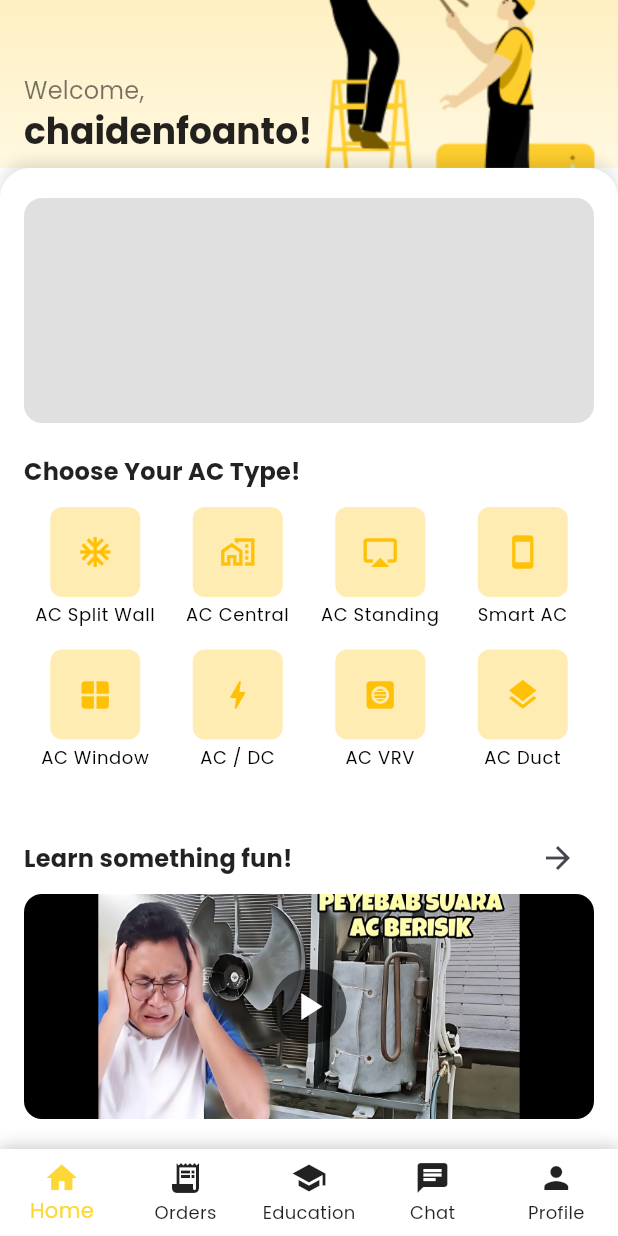
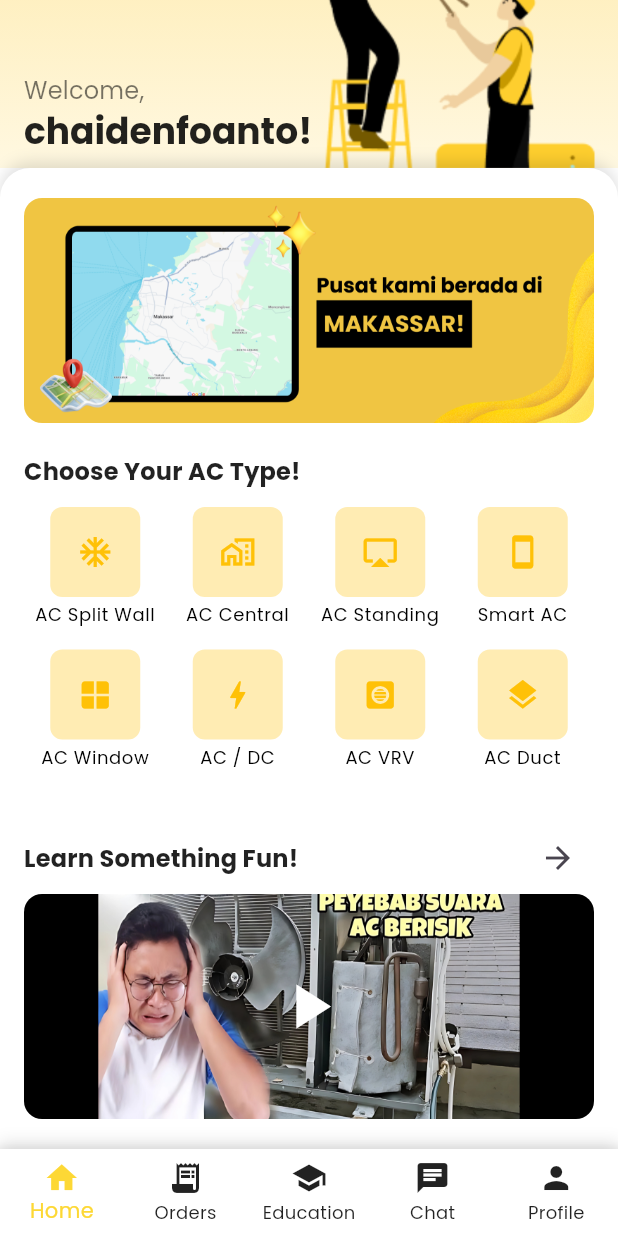
Before and after one commit to chaidenfoanto/Group-3_Bantu.In_FRONTEND, a Flutter app: the DashboardScreen screen opened by its route, scrolled down 108 dp, on a phone screen of 412 x 824 dp. Run offline on Flutter 3.47's test engine with Material 3 defaults, Android fonts, the light colour scheme and no system bars; drawn by our look-alikes of carousel_slider; our stand-ins replace google_fonts, lottie, shared_preferences; accounts and stored records are empty.

Commit message:
adding carousel to dashboard

```diff
--- a/lib/dashboard.dart
+++ b/lib/dashboard.dart
@@ -1,6 +1,7 @@
 import 'package:flutter/material.dart';
 import 'package:front_end/widgets/navbar.dart' as navbar;
 import 'package:url_launcher/url_launcher.dart';
+import 'package:carousel_slider/carousel_slider.dart';
 
 class DashboardScreen extends StatefulWidget {
   const DashboardScreen({super.key});
@@ -68,7 +69,7 @@
                   crossAxisAlignment: CrossAxisAlignment.start,
                   children: [
                     const SizedBox(height: 20),
-                    _buildEducationContainer(),
+                    _buildCarouselContainer(),
                     const SizedBox(height: 20),
                     _buildAcSelection(context),
                     const SizedBox(height: 20),
@@ -151,12 +152,34 @@
     );
   }
 
-  Widget _buildEducationContainer() {
+  Widget _buildCarouselContainer() {
+    final List<String> imgList = [
+      'assets/images/Carousel-1.png',
+      'assets/images/Carousel-2.png',
+    ];
+
     return Container(
       height: 150,
-      decoration: BoxDecoration(
-        borderRadius: BorderRadius.circular(12),
-        color: Colors.grey.shade300,
+      child: CarouselSlider(
+        options: CarouselOptions(
+          height: 150,
+          autoPlay: true,
+          autoPlayInterval: Duration(seconds: 3),
+          autoPlayAnimationDuration: Duration(milliseconds: 800),
+          enlargeCenterPage: true,
+          aspectRatio: 2.0,
+          viewportFraction: 1.0,
+        ),
+        items: imgList
+            .map((item) => ClipRRect(
+                  borderRadius: BorderRadius.circular(12),
+                  child: Image.asset(
+                    item,
+                    fit: BoxFit.cover,
+                    width: double.infinity,
+                  ),
+                ))
+            .toList(),
       ),
     );
   }
@@ -168,7 +191,7 @@
           mainAxisAlignment: MainAxisAlignment.spaceBetween,
           children: [
             Text(
-              'Learn something fun!',
+              'Learn Something Fun!',
               style: Theme.of(context).textTheme.titleMedium?.copyWith(
                     fontWeight: FontWeight.bold,
                     color: Colors.black87,
@@ -205,14 +228,10 @@
               Container(
                 height: 50,
                 width: 50,
-                decoration: BoxDecoration(
-                  color: Colors.black54,
-                  shape: BoxShape.circle,
-                ),
                 child: const Icon(
                   Icons.play_arrow,
                   color: Colors.white,
-                  size: 30,
+                  size: 50,
                 ),
               ),
             ],
--- a/pubspec.yaml
+++ b/pubspec.yaml
@@ -39,6 +39,7 @@
   # Use with the CupertinoIcons class for iOS style icons.
   cupertino_icons: ^1.0.8
   url_launcher: ^6.3.1
+  carousel_slider: ^5.0.0
 
 dev_dependencies:
   flutter_test:
@@ -70,6 +71,8 @@
     - assets/images/empty-order.png
     - assets/images/empty-chat.png
     - assets/images/thumbnail-edukasi.png
+    - assets/images/Carousel-1.png
+    - assets/images/Carousel-2.png
     - assets/images/Logo-splashscreen.png
     - assets/flags/us.png
     - assets/flags/indonesia.png
```
Also changed, not shown: assets/images/Carousel-1.png (added), assets/images/Carousel-2.png (added), pubspec.lock, 7 other files.
